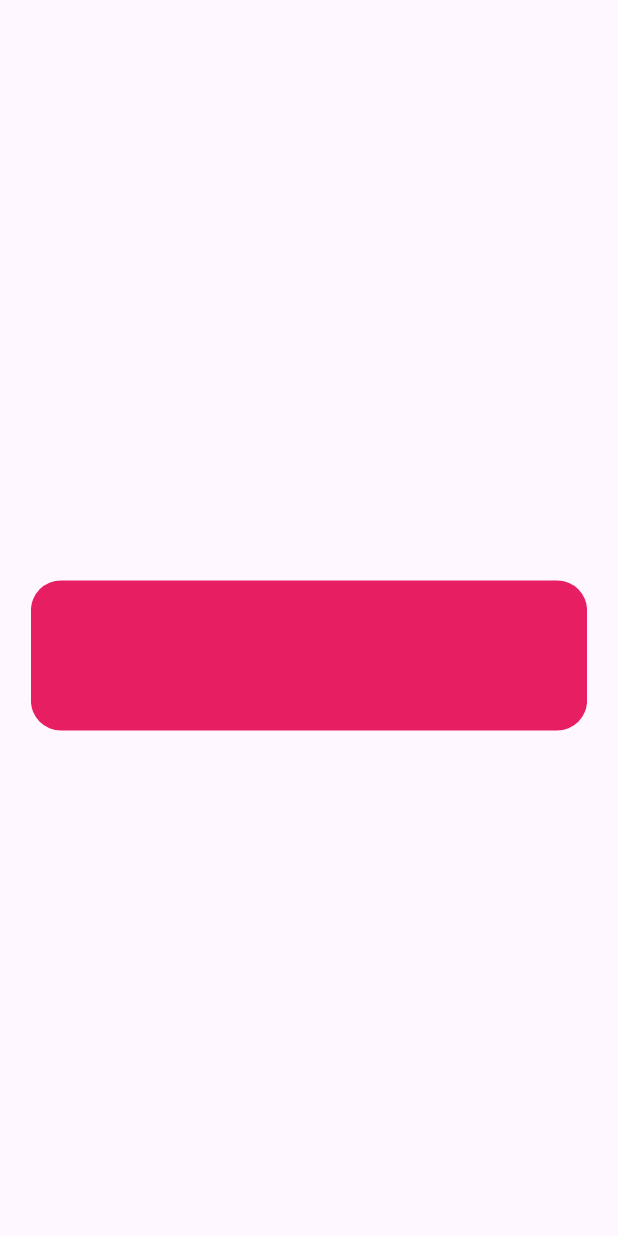
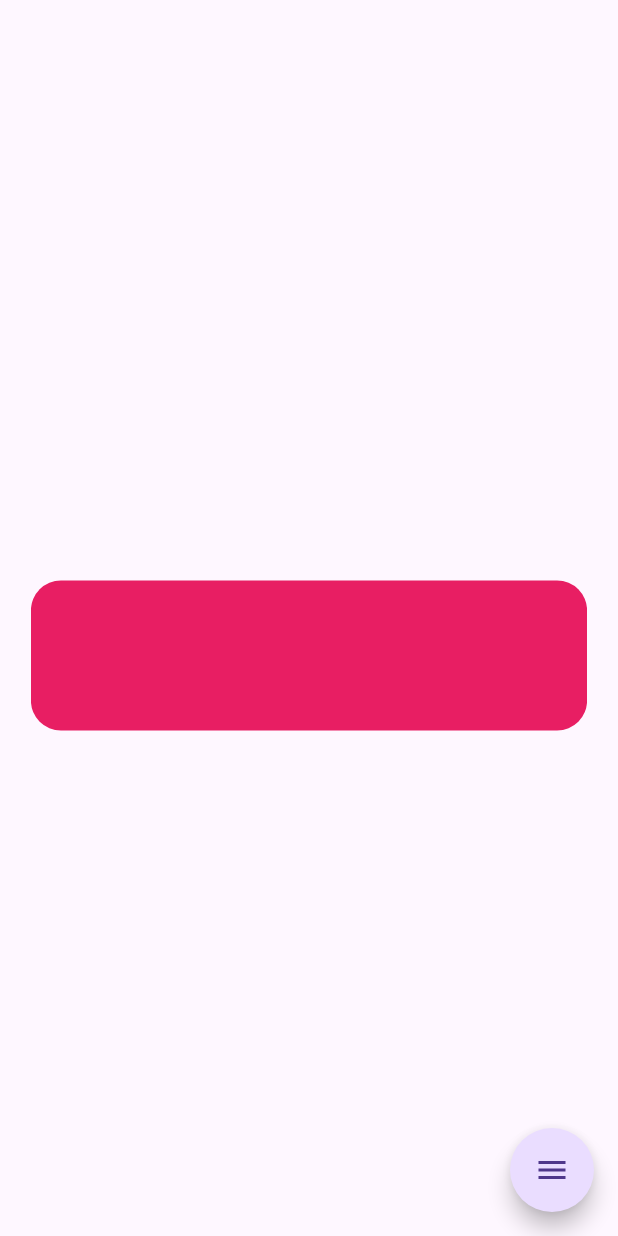
Before and after one commit to PsdeveloperFlutter/lufickapp, a Flutter app: the AboutScreen screen opened directly, on a phone screen of 412 x 824 dp. Run offline on Flutter 3.47's test engine with Material 3 defaults, Android fonts, the phone set to English and light mode, and no system bars; drawn by our look-alikes of flutter_speed_dial; our stand-ins replace cloud_firestore, dash_chat_2, file_picker, firebase_auth, firebase_core, flip_card and 25 more; missing offline and left inert: firebase_app_check, flutter_date_picker_timeline, flutter_pdfview, highlight_text, particles_flutter; accounts and stored records are empty.

Commit message:
fix: Change the overlay color and opacity for the floating action button

```diff
--- a/lib/PortfolioProject/About_Section.dart
+++ b/lib/PortfolioProject/About_Section.dart
@@ -1,5 +1,6 @@
 import 'package:flutter/material.dart';
 import 'dart:math';
+import 'package:flutter_speed_dial/flutter_speed_dial.dart';
 
 void main() {
   runApp(MaterialApp(
@@ -104,6 +105,46 @@ class _AboutScreenState extends State<AboutScreen> with TickerProviderStateMixin
   @override
   Widget build(BuildContext context) {
     return Scaffold(
+      floatingActionButton: SpeedDial(
+        spacing: 12,
+        closeManually: false,
+        overlayColor: Colors.white,
+        overlayOpacity: 0.4,
+        animatedIcon: AnimatedIcons.menu_close,
+        children: [
+          SpeedDialChild(
+              backgroundColor: Colors.yellow,
+              child: const Icon(Icons.info),
+              label: "About Me",
+              onTap: (){
+                Navigator.push(context, MaterialPageRoute(builder: (context){
+                  return AboutScreen();
+
+                }));
+              }
+          ),
+          SpeedDialChild(
+            backgroundColor: Colors.greenAccent,
+            child: const Icon(Icons.design_services),
+            label: "Service",
+          ),
+          SpeedDialChild(
+            backgroundColor: Colors.blueAccent.shade200,
+            child: const Icon(Icons.developer_mode),
+            label: "Project",
+          ),
+          SpeedDialChild(
+            backgroundColor: Colors.redAccent.shade200,
+            child: const Icon(Icons.phone, color: Colors.greenAccent),
+            label: "Contact Me",
+          ),
+          SpeedDialChild(
+            backgroundColor: Colors.purple.shade200,
+            child: const Icon(Icons.file_present, color: Colors.white),
+            label: "Resume",
+          ),
+        ],
+      ),
       body: Center(
         child: AnimatedBuilder(
           animation: Listenable.merge([_rotationController, _colorController, _sizeController]),
--- a/lib/PortfolioProject/Home_Screen.dart
+++ b/lib/PortfolioProject/Home_Screen.dart
@@ -202,7 +202,7 @@ class HomeScreenProject extends ConsumerWidget {
       ),
       floatingActionButton: SpeedDial(
         spacing: 12,
-        closeManually: true,
+        closeManually: false,
         overlayColor: Colors.white,
         overlayOpacity: 0.4,
         animatedIcon: AnimatedIcons.menu_close,
```
